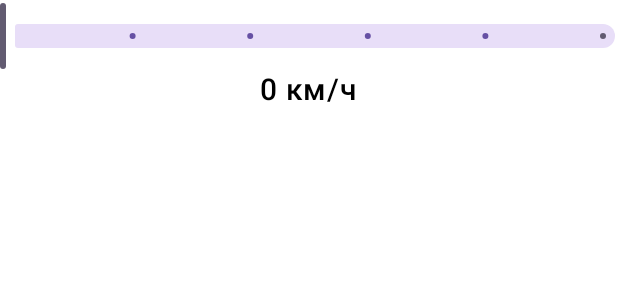
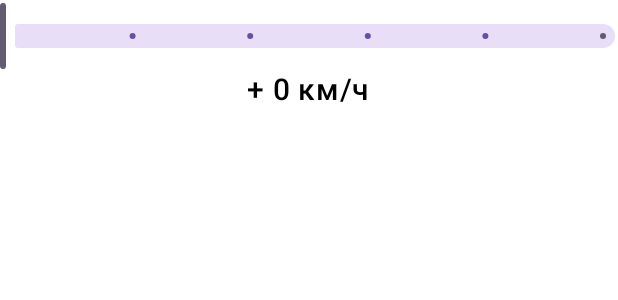
Before and after one commit to Noodls07/SimpleClockSpd, an Android app built with Jetpack Compose: the @Preview function ShowSlider, on a phone screen of 412 x 824 dp. Shown: the top 300 px of the screen. Run offline under Robolectric (Android 15) with nearby library versions, the phone set to English and light mode, and no system bars.

Commit message:
fix font color

```diff
--- a/app/src/main/java/com/example/simpleclock/components/Slider.kt
+++ b/app/src/main/java/com/example/simpleclock/components/Slider.kt
@@ -39,7 +39,7 @@ fun SliderGPS(
             valueRange = 0f..5f,
 
         )
-        Text(text = sliderPosition.toInt().toString() +  " км/ч",
+        Text(text = "+ " + sliderPosition.toInt().toString() +  " км/ч",
             fontSize = 20.sp,
             modifier = Modifier.align(alignment = Alignment.CenterHorizontally)
         )
--- a/app/src/main/java/com/example/simpleclock/screens/SettingsScreen.kt
+++ b/app/src/main/java/com/example/simpleclock/screens/SettingsScreen.kt
@@ -106,8 +106,7 @@ fun SettingsScreen(
 
             Text(
                 modifier = Modifier.padding(start = 5.dp),
-                text = "Clock preview",
-                color = Color.Black
+                text = "Clock preview"
             )
             Box (modifier = Modifier
                 .fillMaxWidth()
@@ -135,8 +134,7 @@ fun SettingsScreen(
             }
             Text(
                 modifier = Modifier.padding(start = 5.dp),
-                text = "GPS correction",
-                color = Color.Black
+                text = "GPS correction"
             )
             SliderGPS(
                 value =  model.gpsCorrection,
```
Also changed, not shown: app/src/main/java/com/example/simpleclock/components/DropDownField.kt (+1 -6 lines).
